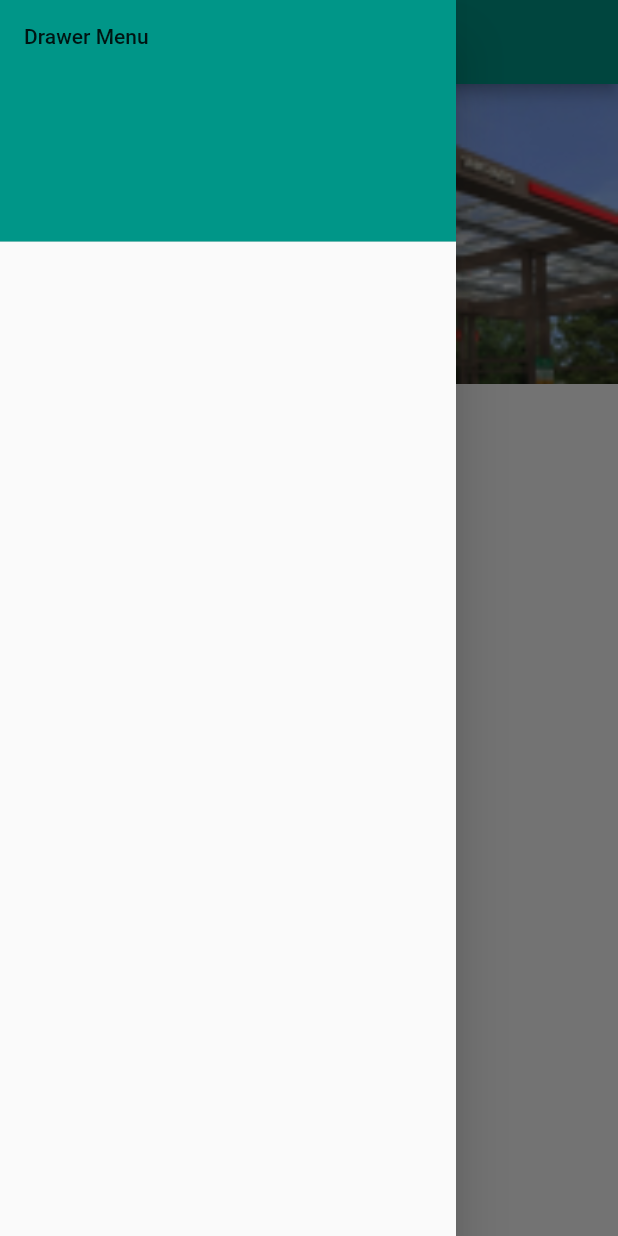
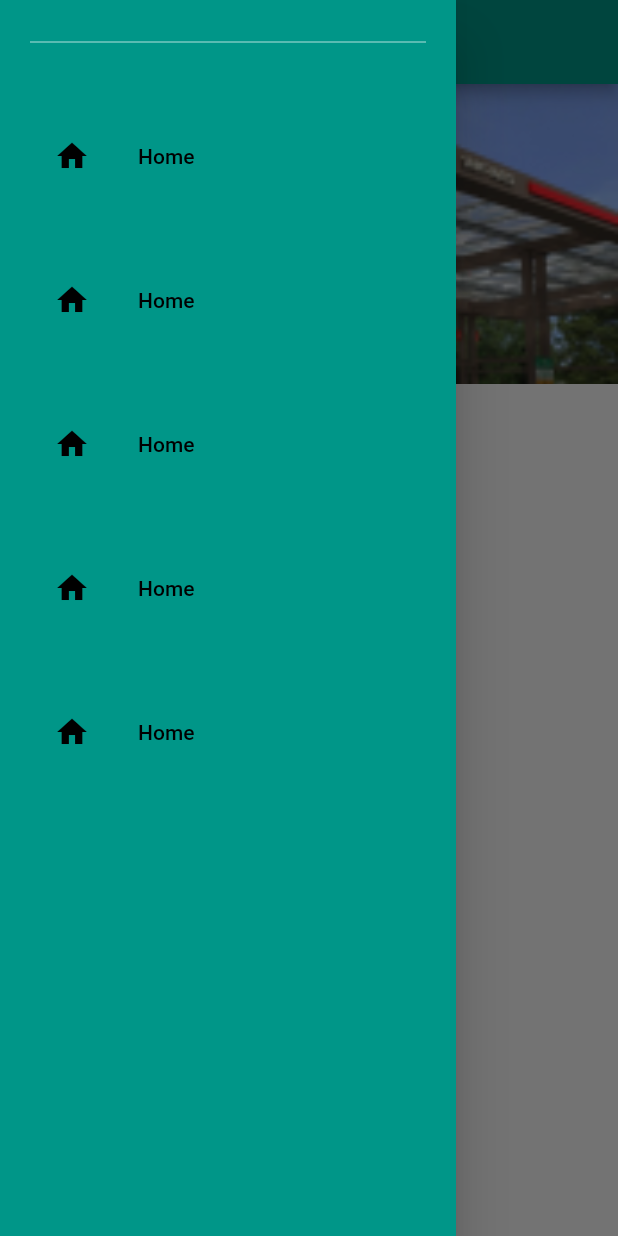
Before and after one commit to IreneScarion/CarService-App, a Flutter app: the screen it shows after launch, with the side drawer open, on a phone screen of 412 x 824 dp. Run offline on Flutter 3.47's test engine with Material 2 defaults, Android fonts, the phone set to English and light mode, and no system bars; drawn by our look-alikes of flutter_image_slideshow; missing offline and left inert: dart:js, flutter_verification_code_input.

Commit message:
few changes

```diff
--- a/lib/main.dart
+++ b/lib/main.dart
@@ -1,5 +1,6 @@
 import 'package:flutter/material.dart';
 import 'package:victory_project1/screens/homepage%20screen/myhomepage.dart';
+import 'package:victory_project1/screens/petrolstation.dart';
 import 'package:victory_project1/screens/signup%20screen/signup_screen.dart';
 
 void main() {
--- /dev/null
+++ b/lib/screens/homepage screen/drawerwidget.dart
@@ -0,0 +1,57 @@
+import 'package:flutter/material.dart';
+
+class NavigationDrawer extends StatelessWidget {
+  final Padding = EdgeInsets.symmetric(horizontal: 20);
+
+  @override
+  Widget build(BuildContext context) {
+    return Drawer(
+      child: Material(
+        color: Colors.teal,
+        child: ListView(
+          padding: Padding,
+          children: <Widget>[
+            const SizedBox(
+              height: 20,
+            ),
+            Divider(
+              color: Colors.white70,
+            ),
+            const SizedBox(
+              height: 40,
+            ),
+            buildMenuItem(text: 'Home', icon: (Icons.home)),
+            const SizedBox(
+              height: 40,
+            ),
+            buildMenuItem(text: 'Home', icon: (Icons.home)),
+            const SizedBox(
+              height: 40,
+            ),
+            buildMenuItem(text: 'Home', icon: (Icons.home)),
+            const SizedBox(
+              height: 40,
+            ),
+            buildMenuItem(text: 'Home', icon: (Icons.home)),
+            const SizedBox(
+              height: 40,
+            ),
+            buildMenuItem(text: 'Home', icon: (Icons.home)),
+          ],
+        ),
+      ),
+    );
+  }
+
+  buildMenuItem({
+    String text,
+    IconData icon,
+  }) {
+    final color = Colors.white;
+    return ListTile(
+      leading: Icon(icon, color: Colors.black),
+      title: Text(text, style: TextStyle(color: Colors.black)),
+      onTap: () {},
+    );
+  }
+}
--- a/lib/screens/homepage screen/myhomepage.dart
+++ b/lib/screens/homepage screen/myhomepage.dart
@@ -1,12 +1,13 @@
 import 'package:flutter/material.dart';
 import 'package:flutter_image_slideshow/flutter_image_slideshow.dart';
-//import 'package:flutter_image_slideshow/indicator.dart';
+import 'package:victory_project1/screens/homepage screen/drawerwidget.dart';
 
 class Myhomepage extends StatelessWidget {
   @override
   Widget build(BuildContext context) {
     return MaterialApp(
       home: Scaffold(
+        drawer: NavigationDrawer(),
         appBar: AppBar(
           title: Text('Home'),
           backgroundColor: Colors.teal,
@@ -45,7 +46,7 @@ class Myhomepage extends StatelessWidget {
           autoPlayInterval: 3000,
           isLoop: true,
         ),
-        drawer: Drawer(
+        /*drawer: Drawer(
           child: ListView(
             padding: EdgeInsets.zero,
             children: [
@@ -55,7 +56,7 @@ class Myhomepage extends StatelessWidget {
               ),
             ],
           ),
-        ),
+        ),*/
       ),
     );
   }
```
Also changed, not shown: pubspec.lock.
